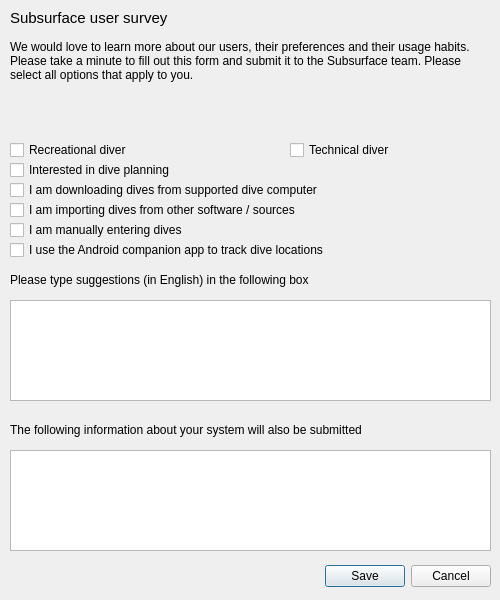
The window that qt-ui/usersurvey.ui (subsurface/subsurface) describes before a commit, drawn with Qt 5.
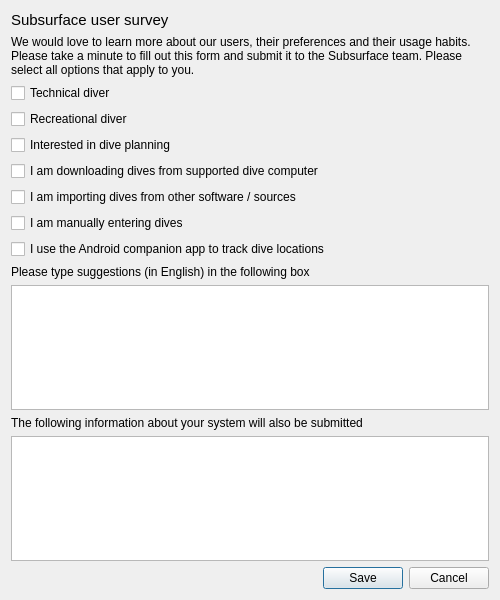
The same window after the commit.

Commit message:
Fix layout for User Survey
- apply vertical layout to top-level dialog. This solves label clipping
- call adjustSize() on dialog to fit all labels (translated text could
  be longer than original)

What changed in the file:
```diff
--- a/qt-ui/usersurvey.ui
+++ b/qt-ui/usersurvey.ui
@@ -13,31 +13,9 @@
   <property name="windowTitle">
    <string>User Survey</string>
   </property>
-  <widget class="QDialogButtonBox" name="buttonBox">
-   <property name="geometry">
-    <rect>
-     <x>40</x>
-     <y>560</y>
-     <width>451</width>
-     <height>32</height>
-    </rect>
-   </property>
-   <property name="orientation">
-    <enum>Qt::Horizontal</enum>
-   </property>
-   <property name="standardButtons">
-    <set>QDialogButtonBox::Cancel|QDialogButtonBox::Save</set>
-   </property>
-  </widget>
+  <layout class="QVBoxLayout" name="verticalLayout">
+   <item>
   <widget class="QLabel" name="label">
-   <property name="geometry">
-    <rect>
-     <x>10</x>
-     <y>10</y>
-     <width>481</width>
-     <height>16</height>
-    </rect>
-   </property>
    <property name="font">
     <font>
      <pointsize>11</pointsize>
@@ -47,15 +25,9 @@
     <string>Subsurface user survey</string>
    </property>
   </widget>
+   </item>
+   <item>
   <widget class="QLabel" name="label_2">
-   <property name="geometry">
-    <rect>
-     <x>10</x>
-     <y>40</y>
-     <width>481</width>
-     <height>81</height>
-    </rect>
-   </property>
    <property name="text">
     <string>We would love to learn more about our users, their preferences and their usage habits. Please take a minute to fill out this form and submit it to the Subsurface team. Please select all options that apply to you.</string>
    </property>
@@ -66,143 +38,97 @@
     <bool>true</bool>
    </property>
   </widget>
-  <widget class="QCheckBox" name="recreational">
-   <property name="geometry">
-    <rect>
-     <x>10</x>
-     <y>140</y>
-     <width>261</width>
-     <height>20</height>
-    </rect>
-   </property>
-   <property name="text">
-    <string>Recreational diver</string>
-   </property>
-  </widget>
+   </item>
+   <item>
   <widget class="QCheckBox" name="tech">
-   <property name="geometry">
-    <rect>
-     <x>290</x>
-     <y>140</y>
-     <width>201</width>
-     <height>20</height>
-    </rect>
-   </property>
    <property name="text">
     <string>Technical diver</string>
    </property>
   </widget>
+   </item>
+   <item>
+    <widget class="QCheckBox" name="recreational">
+     <property name="text">
+      <string>Recreational diver</string>
+     </property>
+    </widget>
+   </item>
+   <item>
   <widget class="QCheckBox" name="planning">
-   <property name="geometry">
-    <rect>
-     <x>10</x>
-     <y>160</y>
-     <width>421</width>
-     <height>20</height>
-    </rect>
-   </property>
    <property name="text">
     <string>Interested in dive planning</string>
    </property>
   </widget>
+   </item>
+   <item>
   <widget class="QCheckBox" name="download">
-   <property name="geometry">
-    <rect>
-     <x>10</x>
-     <y>180</y>
-     <width>481</width>
-     <height>20</height>
-    </rect>
-   </property>
    <property name="text">
     <string>I am downloading dives from supported dive computer</string>
    </property>
   </widget>
+   </item>
+   <item>
   <widget class="QCheckBox" name="divecomputer">
-   <property name="geometry">
-    <rect>
-     <x>10</x>
-     <y>200</y>
-     <width>481</width>
-     <height>20</height>
-    </rect>
-   </property>
    <property name="text">
     <string>I am importing dives from other software / sources</string>
    </property>
   </widget>
+   </item>
+   <item>
   <widget class="QCheckBox" name="manual">
-   <property name="geometry">
-    <rect>
-     <x>10</x>
-     <y>220</y>
-     <width>481</width>
-     <height>20</height>
-    </rect>
-   </property>
    <property name="text">
     <string>I am manually entering dives</string>
    </property>
   </widget>
-  <widget class="QPlainTextEdit" name="suggestions">
-   <property name="geometry">
-    <rect>
-     <x>10</x>
-     <y>300</y>
-     <width>481</width>
-     <height>101</height>
-    </rect>
-   </property>
-  </widget>
+   </item>
+   <item>
   <widget class="QCheckBox" name="companion">
-   <property name="geometry">
-    <rect>
-     <x>10</x>
-     <y>240</y>
-     <width>481</width>
-     <height>20</height>
-    </rect>
-   </property>
    <property name="text">
     <string>I use the Android companion app to track dive locations</string>
    </property>
   </widget>
-  <widget class="QPlainTextEdit" name="system">
-   <property name="geometry">
-    <rect>
-     <x>10</x>
-     <y>450</y>
-     <width>481</width>
-     <height>101</height>
-    </rect>
-   </property>
-  </widget>
+   </item>
+   <item>
   <widget class="QLabel" name="label_3">
-   <property name="geometry">
-    <rect>
-     <x>10</x>
-     <y>270</y>
-     <width>471</width>
-     <height>20</height>
-    </rect>
-   </property>
    <property name="text">
     <string>Please type suggestions (in English) in the following box</string>
    </property>
   </widget>
+   </item>
+   <item>
+    <widget class="QPlainTextEdit" name="suggestions"/>
+   </item>
+   <item>
   <widget class="QLabel" name="label_4">
-   <property name="geometry">
-    <rect>
-     <x>10</x>
-     <y>420</y>
-     <width>471</width>
-     <height>20</height>
-    </rect>
-   </property>
    <property name="text">
     <string>The following information about your system will also be submitted</string>
    </property>
   </widget>
+   </item>
+   <item>
+    <widget class="QPlainTextEdit" name="system">
+     <property name="sizePolicy">
+      <sizepolicy hsizetype="Expanding" vsizetype="Expanding">
+       <horstretch>0</horstretch>
+       <verstretch>0</verstretch>
+      </sizepolicy>
+     </property>
+     <property name="readOnly">
+      <bool>true</bool>
+     </property>
+    </widget>
+   </item>
+   <item>
+    <widget class="QDialogButtonBox" name="buttonBox">
+     <property name="orientation">
+      <enum>Qt::Horizontal</enum>
+     </property>
+     <property name="standardButtons">
+      <set>QDialogButtonBox::Cancel|QDialogButtonBox::Save</set>
+     </property>
+    </widget>
+   </item>
+  </layout>
  </widget>
  <tabstops>
   <tabstop>recreational</tabstop>
```
Lines whose indentation alone changed are shown as unchanged. The commit also changes 1 other file.
